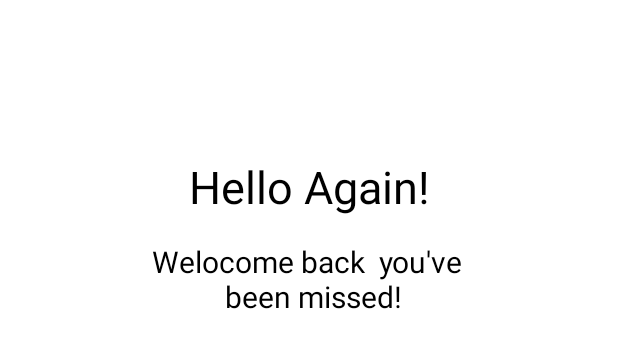
After one commit to C22-PS171/ReField-UI, an Android app: the layout activity_home_login.xml on its own in the app's theme, with its tools: preview values and no code run, on a phone screen of 412 x 824 dp. The commit adds this screen. Shown: the top 348 px of the screen. Run offline under Robolectric (Android 15) with nearby library versions, the phone set to English and light mode, and no system bars.

Commit message:
update login

```diff
--- a/app/src/main/AndroidManifest.xml
+++ b/app/src/main/AndroidManifest.xml
@@ -14,6 +14,9 @@
         android:theme="@style/Theme.MyField"
         tools:targetApi="31">
         <activity
+            android:name=".HomeLogin"
+            android:exported="false" />
+        <activity
             android:name=".MainActivity"
             android:exported="true"
             android:label="@string/app_name">
--- /dev/null
+++ b/app/src/main/java/com/bangkit/myfield/ui/home/HomeLogin.kt
@@ -0,0 +1,12 @@
+package com.bangkit.myfield.ui.home
+
+import androidx.appcompat.app.AppCompatActivity
+import android.os.Bundle
+import com.bangkit.myfield.R
+
+class HomeLogin : AppCompatActivity() {
+    override fun onCreate(savedInstanceState: Bundle?) {
+        super.onCreate(savedInstanceState)
+        setContentView(R.layout.activity_home_login)
+    }
+}
--- a/app/src/main/res/drawable-v24/bg_button.xml
+++ b/app/src/main/res/drawable-v24/bg_button.xml
@@ -2,14 +2,14 @@
 <selector xmlns:android="http://schemas.android.com/apk/res/android">
     <item android:state_pressed="true">
         <shape>
-            <solid android:color="@color/pink_500" />
+            <solid android:color="@color/bg_home" />
             <corners android:radius="6dp" />
             <padding android:left="4dp" android:right="4dp" />
         </shape>
     </item>
     <item>
         <shape>
-            <solid android:color="@color/pink_500" />
+            <solid android:color="@color/bg_home" />
             <corners android:radius="8dp" />
             <padding android:left="4dp" android:right="4dp" />
         </shape>
--- /dev/null
+++ b/app/src/main/res/drawable/input_text.xml
@@ -0,0 +1,14 @@
+<?xml version="1.0" encoding="utf-8"?>
+<shape xmlns:android="http://schemas.android.com/apk/res/android">
+    <corners android:topRightRadius="50dp"
+        android:topLeftRadius="50dp"
+        android:bottomLeftRadius="50dp"
+        android:bottomRightRadius="50dp"/>
+
+
+    <padding android:bottom="10dp"
+        android:left="10dp"
+        android:right="10dp"
+        android:top="10dp"/>
+
+</shape>
--- /dev/null
+++ b/app/src/main/res/layout/activity_home_login.xml
@@ -0,0 +1,46 @@
+<?xml version="1.0" encoding="utf-8"?>
+<androidx.constraintlayout.widget.ConstraintLayout xmlns:android="http://schemas.android.com/apk/res/android"
+    xmlns:app="http://schemas.android.com/apk/res-auto"
+    xmlns:tools="http://schemas.android.com/tools"
+    android:layout_width="match_parent"
+    android:layout_height="match_parent"
+    tools:context=".ui.home.HomeLogin">
+
+    <TextView
+        android:id="@+id/hello_login"
+        android:layout_width="wrap_content"
+        android:layout_height="wrap_content"
+        android:layout_marginTop="104dp"
+        android:text="Hello Again!"
+        android:textColor="@color/black"
+        android:textSize="30dp"
+        app:layout_constraintEnd_toEndOf="parent"
+        app:layout_constraintStart_toStartOf="parent"
+        app:layout_constraintTop_toTopOf="parent"
+        tools:ignore="MissingConstraints" />
+
+    <TextView
+        android:id="@+id/textView2"
+        android:layout_width="wrap_content"
+        android:layout_height="wrap_content"
+        android:layout_marginTop="16dp"
+        android:text="Welocome back  you've \n been missed!"
+        android:textAlignment="center"
+        android:textColor="@color/black"
+        android:textSize="20dp"
+        app:layout_constraintEnd_toEndOf="@+id/hello_login"
+        app:layout_constraintStart_toStartOf="@+id/hello_login"
+        app:layout_constraintTop_toBottomOf="@+id/hello_login" />
+
+    <EditText
+        android:layout_width="match_parent"
+        android:layout_height="wrap_content"
+        android:layout_marginStart="32dp"
+        android:layout_marginTop="32dp"
+        android:layout_marginEnd="32dp"
+        android:background="@drawable/input_text"
+        app:layout_constraintEnd_toEndOf="parent"
+        app:layout_constraintStart_toStartOf="parent"
+        app:layout_constraintTop_toBottomOf="@+id/textView2" />
+
+</androidx.constraintlayout.widget.ConstraintLayout>
--- a/app/src/main/res/values/colors.xml
+++ b/app/src/main/res/values/colors.xml
@@ -14,4 +14,5 @@
     <color name="grey">#BDBABA</color>
     <color name="pink_200">#FF8FAF</color>
     <color name="pink_500" >#D81B60</color>
+    <color name="blue">#03A9F4</color>
 </resources>
```
